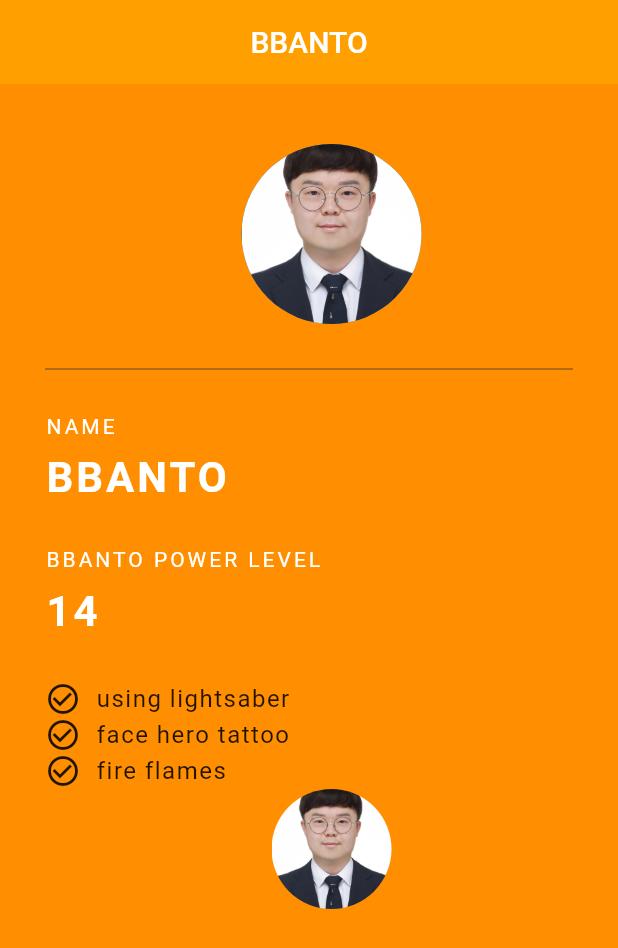
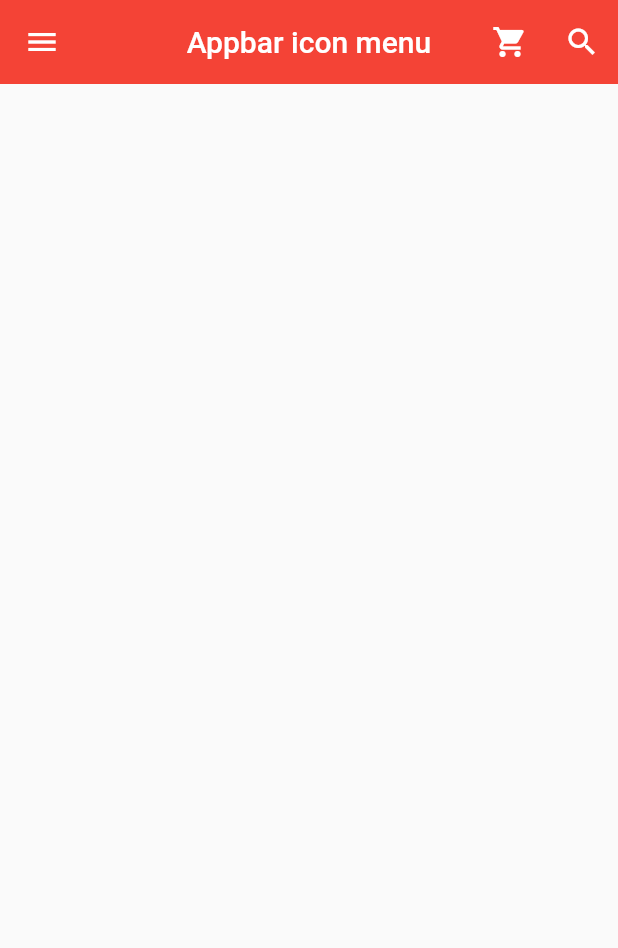
Before and after one commit to SeoDongSeuk/sample_app, a Flutter app: the screen it shows after launch, on a phone screen of 412 x 824 dp. Shown: the top 948 px of the screen. Run offline on Flutter 3.47's test engine with Material 2 defaults, Android fonts, the phone set to English and light mode, and no system bars.

Commit message:
2023.01.18 수요일 main.dart 파일 추가 Appbar 기본
main_20230118_01.dart 이름 변경
순한맛 강좌10 ~ 11
반토앱 - 기본적인 위젯 연습앱

```diff
--- a/lib/main.dart
+++ b/lib/main.dart
@@ -9,135 +9,46 @@ class MyApp extends StatelessWidget {
 
   @override
   Widget build(BuildContext context) {
-    return const MaterialApp(
-      debugShowCheckedModeBanner: false, // debug 띠 없애기
-      title: 'BBANTO',
-      home: Grade(),
+    return MaterialApp(
+      title: 'Appbar',
+      theme: ThemeData(
+        primarySwatch: Colors.red,
+      ),
+      home: MyPage(),
     );
   }
 }
 
-class Grade extends StatelessWidget {
-  const Grade({Key? key}) : super(key: key);
+class MyPage extends StatelessWidget {
+  const MyPage({Key? key}) : super(key: key);
 
   @override
   Widget build(BuildContext context) {
     return Scaffold(
-      backgroundColor: Colors.amber[800],
       appBar: AppBar(
-        title: const Text('BBANTO'),
-        backgroundColor: Colors.amber[700],
+        title: Text('Appbar icon menu'),
         centerTitle: true,
-        elevation: 0.0,
-      ),
-      body: Padding(
-        padding: const EdgeInsets.fromLTRB(30.0, 40.0, 0.0, 0.0),
-        child: Column(
-          crossAxisAlignment: CrossAxisAlignment.start, // 시작점 정렬
-          children: <Widget>[
-            Center(
-              child: CircleAvatar(
-                backgroundImage: AssetImage('assets/IMG_2488.JPG'),
-                radius: 60.0,
-              ),
-            ),
-            Divider(
-              height: 60.0,
-              color: Colors.grey[850],
-              thickness: 0.5, // 선의 두께
-              endIndent: 30.0, // 끝에서 얼마나 떨어져야 할지
-            ),
-            Text('NAME',
-              style: TextStyle(
-                color: Colors.white,
-                letterSpacing: 2.0
-              ),
-            ),
-            SizedBox(
-              height: 10.0,
-            ),
-            Text('BBANTO',
-              style: TextStyle(
-                color: Colors.white,
-                letterSpacing: 2.0,
-                fontSize: 28.0,
-                fontWeight: FontWeight.bold // 글씨 굵기
-              ),
-            ),
-            SizedBox(
-              height: 30.0,
-            ),
-            Text('BBANTO POWER LEVEL',
-              style: TextStyle(
-                  color: Colors.white,
-                  letterSpacing: 2.0
-              ),
-            ),
-            SizedBox(
-              height: 10.0,
-            ),
-            Text('14',
-              style: TextStyle(
-                  color: Colors.white,
-                  letterSpacing: 2.0,
-                  fontSize: 28.0,
-                  fontWeight: FontWeight.bold // 글씨 굵기
-              ),
-            ),
-            SizedBox(
-              height: 30.0,
-            ),
-            Row(
-              children: <Widget>[
-                Icon(Icons.check_circle_outline),
-                SizedBox(
-                  width: 10.0,
-                ),
-                Text('using lightsaber',
-                  style: TextStyle(
-                    fontSize: 16.0,
-                    letterSpacing: 1.0,
-                  ),
-                ),
-              ],
-            ),
-            Row(
-              children: <Widget>[
-                Icon(Icons.check_circle_outline),
-                SizedBox(
-                  width: 10.0,
-                ),
-                Text('face hero tattoo',
-                  style: TextStyle(
-                    fontSize: 16.0,
-                    letterSpacing: 1.0,
-                  ),
-                ),
-              ],
-            ),
-            Row(
-              children: <Widget>[
-                Icon(Icons.check_circle_outline),
-                SizedBox(
-                  width: 10.0,
-                ),
-                Text('fire flames',
-                  style: TextStyle(
-                    fontSize: 16.0,
-                    letterSpacing: 1.0,
-                  ),
-                ),
-              ],
-            ),
-            Center(
-              child: CircleAvatar(
-                backgroundImage: AssetImage('assets/IMG_2488.JPG'),
-                radius: 40.0,
-                backgroundColor: Colors.amber[800],
-              ),
-            )
-          ],
+        elevation: 0.0, // 입체감 제거
+        leading: IconButton( // 아이콘 버튼이나 간단한 위젯을 왼쪽에 배치할 때
+          icon: Icon(Icons.menu),
+          onPressed: () {
+            print('menu button is clicked');
+          },
         ),
+        actions: <Widget>[ // 복수의 아이콘 버튼등을 오른쪽에 배치 할때
+          IconButton(
+            icon: Icon(Icons.shopping_cart),
+            onPressed: () {
+              print('Shopping button is clicked');
+            },
+          ),
+          IconButton(
+            icon: Icon(Icons.search),
+            onPressed: () {
+              print('Search button is clicked');
+            },
+          ),
+        ],
       ),
     );
   }
```
Also changed, not shown: lib/main_20230118_01.dart (added, +144 -0 lines).
